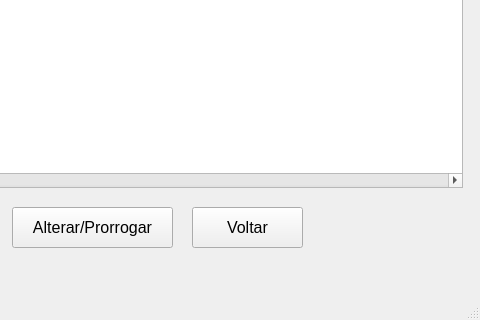
Before: the Qt Designer form aba_acompanhamento_reserva.ui in DayMartin/centrallocs, drawn with Qt 5; both pictures show x 338 to 818 and y 273 to 593 of the 818 by 593 pixel window.
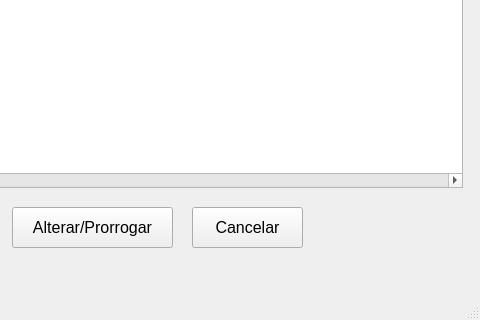
After: the same form once the commit is applied.

```diff
--- a/aba_acompanhamento_reserva.ui
+++ b/aba_acompanhamento_reserva.ui
@@ -319,7 +319,7 @@
      </font>
     </property>
     <property name="text">
-     <string>Voltar</string>
+     <string>Cancelar</string>
     </property>
    </widget>
   </widget>
```
